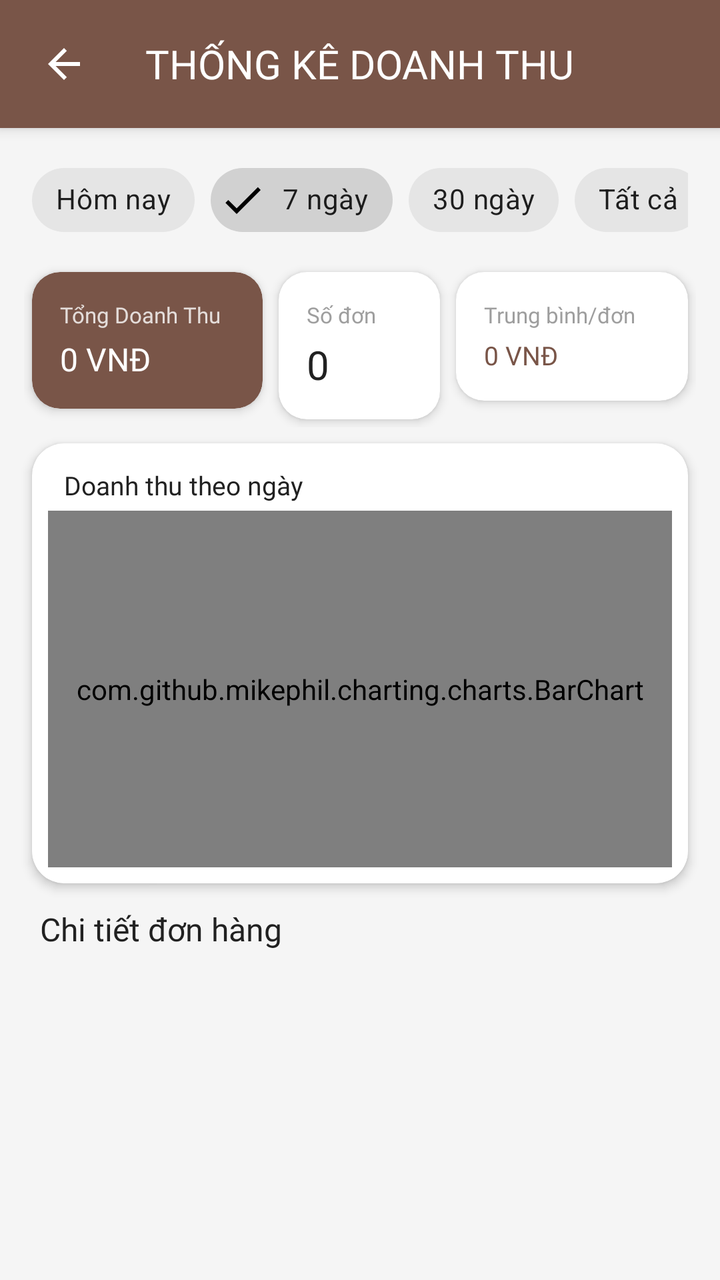
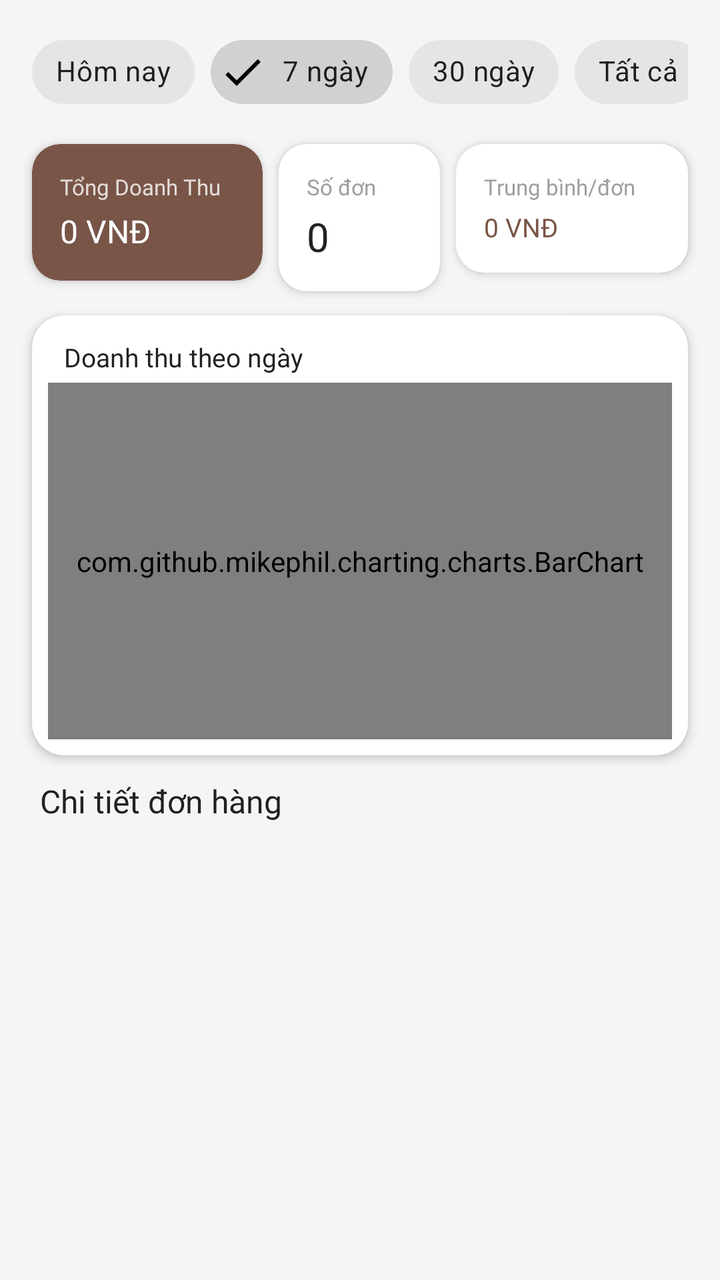

The first picture is an Android layout as it rendered before a commit; the second is the same layout after the commit. The layout source and the unified diff follow.
<!-- AndroidManifest.xml: application theme Theme.OrderDrinkApp -->
<!-- res/layout/displaystatistic_layout.xml -->
<?xml version="1.0" encoding="utf-8"?>
<LinearLayout xmlns:android="http://schemas.android.com/apk/res/android"
    xmlns:app="http://schemas.android.com/apk/res-auto"
    xmlns:tools="http://schemas.android.com/tools"
    android:layout_width="match_parent"
    android:layout_height="match_parent"
    android:orientation="vertical"
    android:background="#F5F5F5">
    <RelativeLayout
        android:layout_width="match_parent"
        android:layout_height="64dp"
        android:background="@color/colorPrimary"
        android:elevation="4dp"
        android:padding="8dp">

        <ImageView
            android:id="@+id/img_statistic_Back"
            android:layout_width="48dp"
            android:layout_height="48dp"
            android:layout_alignParentStart="true"
            android:layout_centerVertical="true"
            android:background="?attr/selectableItemBackgroundBorderless"
            android:padding="12dp"
            android:src="@drawable/ic_baseline_arrow_back_24"
            app:tint="@color/white" />

        <TextView
            android:layout_width="wrap_content"
            android:layout_height="wrap_content"
            android:layout_centerInParent="true"
            android:fontFamily="@font/muli_black"
            android:text="@string/statistic_title"
            android:textColor="@color/white"
            android:textSize="20sp"
            android:textAllCaps="true" />

    </RelativeLayout>

    
    <HorizontalScrollView
        android:layout_width="match_parent"
        android:layout_height="wrap_content"
        android:scrollbars="none"
        android:paddingTop="12dp"
        android:paddingBottom="8dp"
        android:paddingLeft="16dp"
        android:paddingRight="16dp">

        <com.google.android.material.chip.ChipGroup
            android:id="@+id/chipGroup_statistic_Filter"
            android:layout_width="wrap_content"
            android:layout_height="wrap_content"
            app:singleSelection="true">

            <com.google.android.material.chip.Chip
                android:id="@+id/chip_filter_Today"
                android:layout_width="wrap_content"
                android:layout_height="wrap_content"
                android:text="@string/filter_today"
                android:fontFamily="@font/muli"
                style="@style/Widget.MaterialComponents.Chip.Filter" />

            <com.google.android.material.chip.Chip
                android:id="@+id/chip_filter_7Days"
                android:layout_width="wrap_content"
                android:layout_height="wrap_content"
                android:text="@string/filter_7days"
                android:fontFamily="@font/muli"
                android:checked="true"
                style="@style/Widget.MaterialComponents.Chip.Filter" />

            <com.google.android.material.chip.Chip
                android:id="@+id/chip_filter_30Days"
                android:layout_width="wrap_content"
                android:layout_height="wrap_content"
                android:text="@string/filter_30days"
                android:fontFamily="@font/muli"
                style="@style/Widget.MaterialComponents.Chip.Filter" />

            <com.google.android.material.chip.Chip
                android:id="@+id/chip_filter_All"
                android:layout_width="wrap_content"
                android:layout_height="wrap_content"
                android:text="@string/filter_all"
                android:fontFamily="@font/muli"
                style="@style/Widget.MaterialComponents.Chip.Filter" />

        </com.google.android.material.chip.ChipGroup>
    </HorizontalScrollView>

    
    <LinearLayout
        android:layout_width="match_parent"
        android:layout_height="wrap_content"
        android:orientation="horizontal"
        android:paddingLeft="12dp"
        android:paddingRight="12dp"
        android:paddingBottom="8dp">

        
        <com.google.android.material.card.MaterialCardView
            android:layout_width="0dp"
            android:layout_height="wrap_content"
            android:layout_weight="1"
            android:layout_margin="4dp"
            app:cardCornerRadius="14dp"
            app:cardElevation="3dp"
            app:strokeWidth="0dp"
            app:cardBackgroundColor="@color/colorPrimary"
            tools:targetApi="lollipop">

            <LinearLayout
                android:layout_width="match_parent"
                android:layout_height="wrap_content"
                android:orientation="vertical"
                android:padding="14dp">

                <TextView
                    android:layout_width="wrap_content"
                    android:layout_height="wrap_content"
                    android:text="@string/total_revenue_label"
                    android:textColor="#CCFFFFFF"
                    android:textSize="11sp"
                    android:fontFamily="@font/muli" />

                <TextView
                    android:id="@+id/txt_statistic_TotalRevenue"
                    android:layout_width="wrap_content"
                    android:layout_height="wrap_content"
                    android:layout_marginTop="4dp"
                    android:text="@string/zero_vnd"
                    android:textColor="@color/white"
                    android:textSize="16sp"
                    android:fontFamily="@font/muli_black" />
            </LinearLayout>
        </com.google.android.material.card.MaterialCardView>

        
        <com.google.android.material.card.MaterialCardView
            android:layout_width="0dp"
            android:layout_height="wrap_content"
            android:layout_weight="0.7"
            android:layout_margin="4dp"
            app:cardCornerRadius="14dp"
            app:cardElevation="3dp"
            app:strokeWidth="0dp"
            tools:targetApi="lollipop">

            <LinearLayout
                android:layout_width="match_parent"
                android:layout_height="wrap_content"
                android:orientation="vertical"
                android:padding="14dp">

                <TextView
                    android:layout_width="wrap_content"
                    android:layout_height="wrap_content"
                    android:text="@string/stat_order_count"
                    android:textColor="@color/grey"
                    android:textSize="11sp"
                    android:fontFamily="@font/muli" />

                <TextView
                    android:id="@+id/txt_statistic_OrderCount"
                    android:layout_width="wrap_content"
                    android:layout_height="wrap_content"
                    android:layout_marginTop="4dp"
                    android:text="0"
                    android:textColor="@color/black"
                    android:textSize="20sp"
                    android:fontFamily="@font/muli_black" />
            </LinearLayout>
        </com.google.android.material.card.MaterialCardView>

        
        <com.google.android.material.card.MaterialCardView
            android:layout_width="0dp"
            android:layout_height="wrap_content"
            android:layout_weight="1"
            android:layout_margin="4dp"
            app:cardCornerRadius="14dp"
            app:cardElevation="3dp"
            app:strokeWidth="0dp"
            tools:targetApi="lollipop">

            <LinearLayout
                android:layout_width="match_parent"
                android:layout_height="wrap_content"
                android:orientation="vertical"
                android:padding="14dp">

                <TextView
                    android:layout_width="wrap_content"
                    android:layout_height="wrap_content"
                    android:text="@string/stat_avg_order"
                    android:textColor="@color/grey"
                    android:textSize="11sp"
                    android:fontFamily="@font/muli" />

                <TextView
                    android:id="@+id/txt_statistic_AvgOrder"
                    android:layout_width="wrap_content"
                    android:layout_height="wrap_content"
                    android:layout_marginTop="4dp"
                    android:text="@string/zero_vnd"
                    android:textColor="@color/colorPrimary"
                    android:textSize="13sp"
                    android:fontFamily="@font/muli_black" />
            </LinearLayout>
        </com.google.android.material.card.MaterialCardView>

    </LinearLayout>

    
    <com.google.android.material.card.MaterialCardView
        android:layout_width="match_parent"
        android:layout_height="220dp"
        android:layout_marginLeft="16dp"
        android:layout_marginRight="16dp"
        android:layout_marginBottom="12dp"
        app:cardCornerRadius="16dp"
        app:cardElevation="3dp"
        app:strokeWidth="0dp"
        tools:targetApi="lollipop">

        <LinearLayout
            android:layout_width="match_parent"
            android:layout_height="match_parent"
            android:orientation="vertical"
            android:padding="8dp">

            <TextView
                android:layout_width="wrap_content"
                android:layout_height="wrap_content"
                android:text="@string/stat_chart_title"
                android:textSize="13sp"
                android:fontFamily="@font/muli_black"
                android:textColor="@color/black"
                android:layout_marginStart="8dp"
                android:layout_marginLeft="8dp"
                android:layout_marginTop="4dp"
                android:layout_marginBottom="4dp" />

            <com.github.mikephil.charting.charts.BarChart
                android:id="@+id/chart_statistic_Revenue"
                android:layout_width="match_parent"
                android:layout_height="0dp"
                android:layout_weight="1" />

        </LinearLayout>

    </com.google.android.material.card.MaterialCardView>

    
    <TextView
        android:layout_width="wrap_content"
        android:layout_height="wrap_content"
        android:text="@string/order_detail_label"
        android:textSize="16sp"
        android:fontFamily="@font/muli_black"
        android:layout_marginStart="20dp"
        android:layout_marginLeft="20dp"
        android:layout_marginBottom="6dp"
        android:textColor="@color/black" />

    <ListView
        android:id="@+id/lv_statistic_OrderList"
        android:layout_width="match_parent"
        android:layout_height="match_parent"
        android:padding="8dp"
        android:clipToPadding="false"
        android:divider="@android:color/transparent"
        android:dividerHeight="6dp" />

</LinearLayout>
<!-- resources referenced by this layout -->
<resources>
  <color name="black">#212121</color>
  <color name="colorPrimary">#795548</color>
  <color name="grey">#9E9E9E</color>
  <color name="white">#FFFFFF</color>
  <!-- drawable ic_baseline_arrow_back_24 (drawable) -->
  <vector xmlns:android="http://schemas.android.com/apk/res/android"
      android:width="24dp"
      android:height="24dp"
      android:viewportWidth="24"
      android:viewportHeight="24"
      android:tint="@color/black">
    <path
        android:fillColor="@android:color/white"
        android:pathData="M20,11H7.83l5.59,-5.59L12,4l-8,8 8,8 1.41,-1.41L7.83,13H20v-2z"/>
  </vector>
  <string name="filter_30days">30 ngày</string>
  <string name="filter_7days">7 ngày</string>
  <string name="filter_all">Tất cả</string>
  <string name="filter_today">Hôm nay</string>
  <string name="order_detail_label">Chi tiết đơn hàng</string>
  <string name="stat_avg_order">Trung bình/đơn</string>
  <string name="stat_chart_title">Doanh thu theo ngày</string>
  <string name="stat_order_count">Số đơn</string>
  <string name="statistic_title">Thống kê doanh thu</string>
  <string name="total_revenue_label">Tổng Doanh Thu</string>
  <string name="zero_vnd">0 VNĐ</string>
  <style name="Theme.OrderDrinkApp" parent="Theme.MaterialComponents.Light.NoActionBar.Bridge">
  
          
          <item name="colorPrimary">@color/purple_500</item>
          <item name="colorPrimaryVariant">@color/purple_700</item>
          <item name="colorOnPrimary">@color/white</item>
          
          <item name="colorSecondary">@color/teal_200</item>
          <item name="colorSecondaryVariant">@color/teal_700</item>
          <item name="colorOnSecondary">@color/black</item>
          
          <item name="android:statusBarColor" tools:targetApi="l">?attr/colorPrimaryVariant</item>
          
      </style>
  <color name="purple_500">#795548</color>
  <color name="purple_700">#5D4037</color>
  <color name="teal_200">#80CBC4</color>
  <color name="teal_700">#00796B</color>
</resources>

<!-- the commit's change to res/layout/displaystatistic_layout.xml (unified diff, before → after) -->
@@ -6,35 +6,6 @@
     android:layout_height="match_parent"
     android:orientation="vertical"
     android:background="#F5F5F5">
-    <RelativeLayout
-        android:layout_width="match_parent"
-        android:layout_height="64dp"
-        android:background="@color/colorPrimary"
-        android:elevation="4dp"
-        android:padding="8dp">
-
-        <ImageView
-            android:id="@+id/img_statistic_Back"
-            android:layout_width="48dp"
-            android:layout_height="48dp"
-            android:layout_alignParentStart="true"
-            android:layout_centerVertical="true"
-            android:background="?attr/selectableItemBackgroundBorderless"
-            android:padding="12dp"
-            android:src="@drawable/ic_baseline_arrow_back_24"
-            app:tint="@color/white" />
-
-        <TextView
-            android:layout_width="wrap_content"
-            android:layout_height="wrap_content"
-            android:layout_centerInParent="true"
-            android:fontFamily="@font/muli_black"
-            android:text="@string/statistic_title"
-            android:textColor="@color/white"
-            android:textSize="20sp"
-            android:textAllCaps="true" />
-
-    </RelativeLayout>
 
     
     <HorizontalScrollView
<!-- resource entries referenced after the edit -->
@@ -4,17 +4,6 @@
   <color name="colorPrimary">#795548</color>
   <color name="grey">#9E9E9E</color>
   <color name="white">#FFFFFF</color>
-  <!-- drawable ic_baseline_arrow_back_24 (drawable) -->
-  <vector xmlns:android="http://schemas.android.com/apk/res/android"
-      android:width="24dp"
-      android:height="24dp"
-      android:viewportWidth="24"
-      android:viewportHeight="24"
-      android:tint="@color/black">
-    <path
-        android:fillColor="@android:color/white"
-        android:pathData="M20,11H7.83l5.59,-5.59L12,4l-8,8 8,8 1.41,-1.41L7.83,13H20v-2z"/>
-  </vector>
   <string name="filter_30days">30 ngày</string>
   <string name="filter_7days">7 ngày</string>
   <string name="filter_all">Tất cả</string>
@@ -23,7 +12,6 @@
   <string name="stat_avg_order">Trung bình/đơn</string>
   <string name="stat_chart_title">Doanh thu theo ngày</string>
   <string name="stat_order_count">Số đơn</string>
-  <string name="statistic_title">Thống kê doanh thu</string>
   <string name="total_revenue_label">Tổng Doanh Thu</string>
   <string name="zero_vnd">0 VNĐ</string>
   <style name="Theme.OrderDrinkApp" parent="Theme.MaterialComponents.Light.NoActionBar.Bridge">
